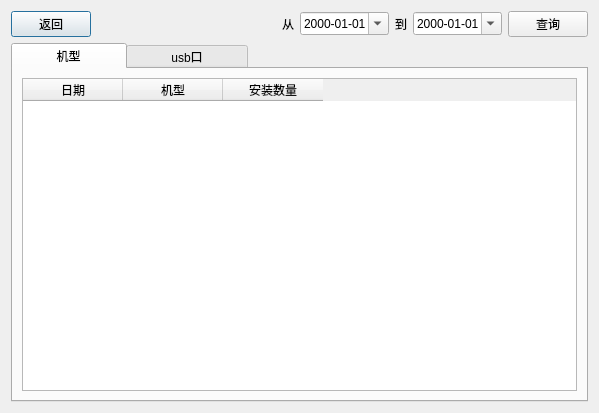
First picture: the form in baobiao.ui, repository juniperdiego/usbW, before the edit.
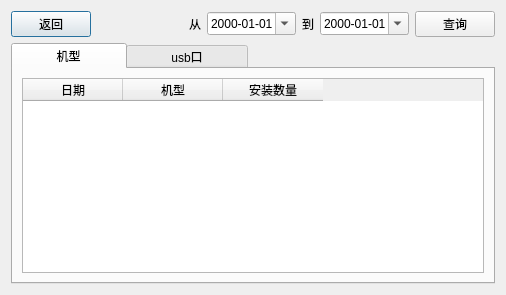
Second picture: the form after the edit.

What changed in the file:
```diff
--- a/baobiao.ui
+++ b/baobiao.ui
@@ -6,8 +6,8 @@
    <rect>
     <x>0</x>
     <y>0</y>
-    <width>599</width>
-    <height>413</height>
+    <width>506</width>
+    <height>295</height>
    </rect>
   </property>
   <property name="windowTitle">
```
